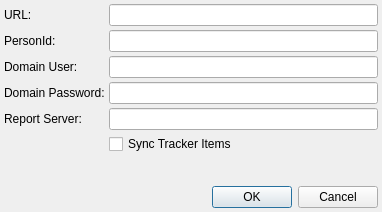
kestermckinney/ProjectNotes, file plugins/forms/dialogIFSCloud.ui: the form before one commit.
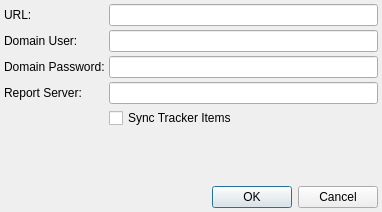
The form after the commit.

Commit message: Fixed column tabbing, fixed ifs integration to use SSO

What changed in the file:
```diff
--- a/plugins/forms/dialogIFSCloud.ui
+++ b/plugins/forms/dialogIFSCloud.ui
@@ -50,20 +50,10 @@
        </property>
       </widget>
      </item>
-     <item row="1" column="0">
-      <widget class="QLabel" name="labelPersonId">
-       <property name="text">
-        <string>PersonId:</string>
-       </property>
-      </widget>
-     </item>
      <item row="1" column="1">
-      <widget class="QLineEdit" name="lineEditPersonId"/>
-     </item>
-     <item row="2" column="1">
       <widget class="QLineEdit" name="lineEditDomainUser"/>
      </item>
-     <item row="2" column="0">
+     <item row="1" column="0">
       <widget class="QLabel" name="labelDomainUser">
        <property name="text">
         <string>Domain User:</string>
@@ -71,7 +61,7 @@
       </widget>
      </item>
 
-     <item row="3" column="0">
+     <item row="2" column="0">
       <widget class="QLabel" name="labelDomainPassword">
        <property name="text">
         <string>Domain Password:</string>
@@ -79,7 +69,7 @@
       </widget>
      </item>
 
-     <item row="3" column="1">
+     <item row="2" column="1">
       <widget class="QLineEdit" name="lineEditDomainPassword">
        <property name="echoMode">
         <enum>QLineEdit::Password</enum>
```
The commit also changes 16 other files.
